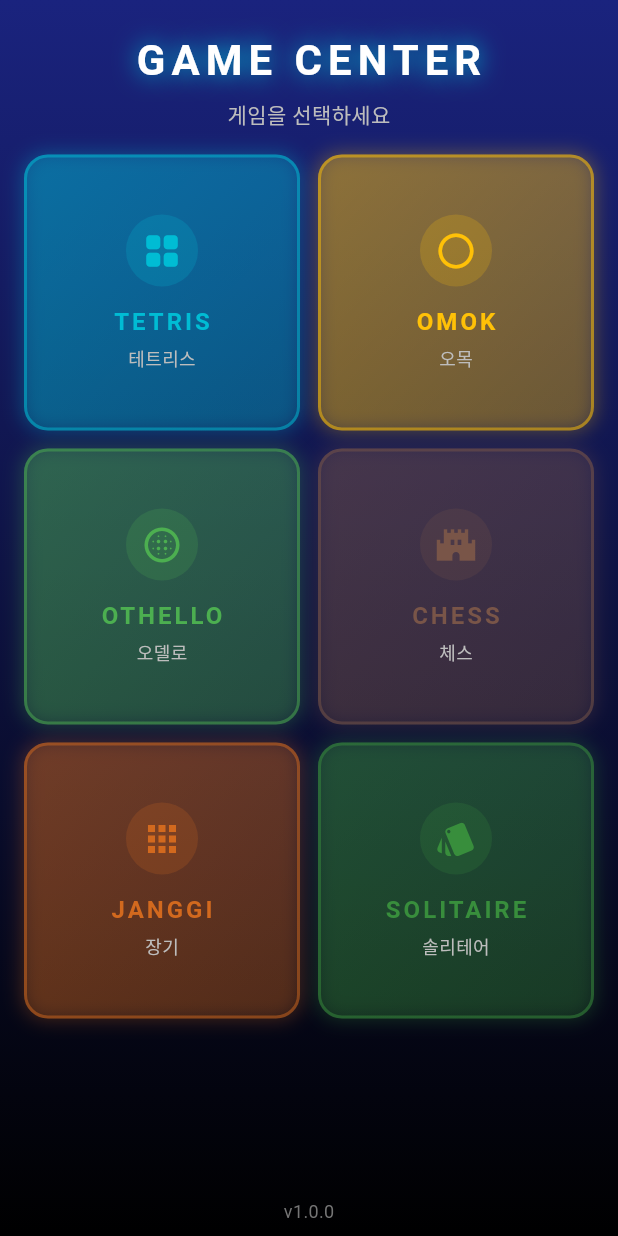
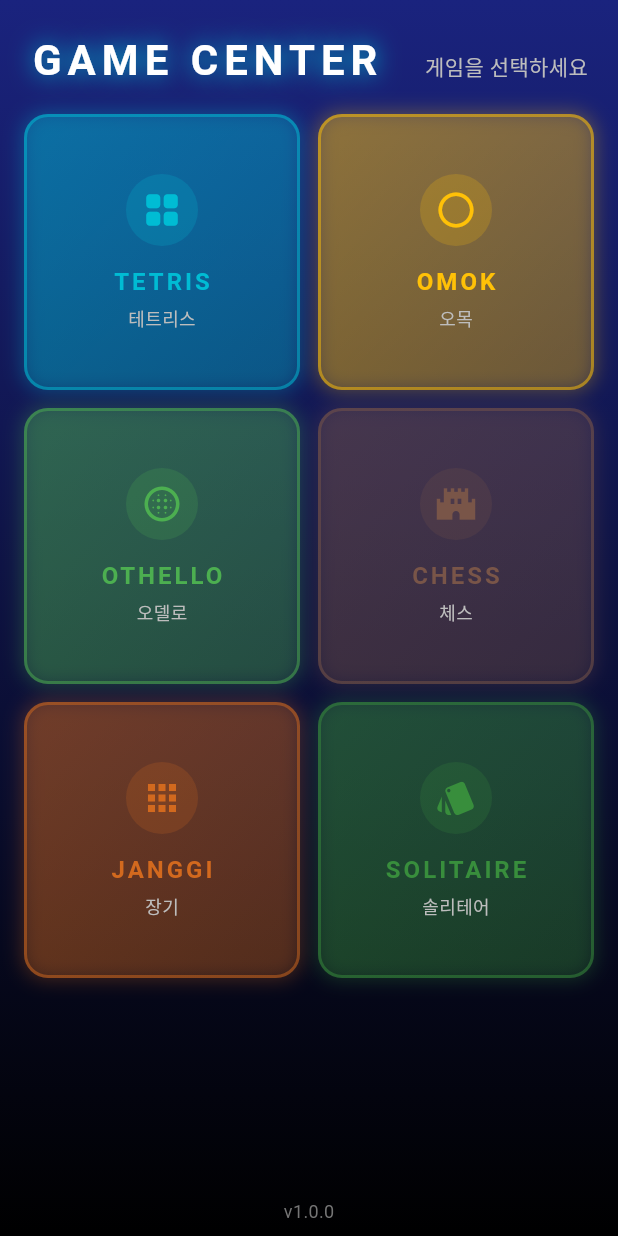
Before and after one commit to mhpark03/games, a Flutter app: the screen it shows after launch, on a phone screen of 412 x 824 dp. Run offline on Flutter 3.47's test engine with Material 3 defaults, Android fonts, the phone set to English and light mode, and no system bars; our stand-ins replace shared_preferences.

Commit message:
메인 화면 레이아웃 수정
- '게임을 선택하세요' 문구를 상단 오른쪽으로 이동
- 가로 모드 게임 카드를 4열로 변경 (기존 3열)
- GAME CENTER와 부제목을 Row로 배치

```diff
--- a/lib/main.dart
+++ b/lib/main.dart
@@ -1208,6 +1208,13 @@ class HomeScreen extends StatelessWidget {
           child: Column(
             children: [
               const SizedBox(height: 20),
+              Padding(
+                padding: const EdgeInsets.symmetric(horizontal: 20),
+                child: Row(
+                  mainAxisAlignment: MainAxisAlignment.spaceBetween,
+                  crossAxisAlignment: CrossAxisAlignment.baseline,
+                  textBaseline: TextBaseline.alphabetic,
+                  children: [
                     const Text(
                       'GAME CENTER',
                       style: TextStyle(
@@ -1223,12 +1230,14 @@ class HomeScreen extends StatelessWidget {
                         ],
                       ),
                     ),
-              const SizedBox(height: 6),
                     Text(
                       '게임을 선택하세요',
                       style: TextStyle(
                         fontSize: 14,
                         color: Colors.grey.shade400,
+                      ),
+                    ),
+                  ],
                 ),
               ),
               const SizedBox(height: 16),
@@ -1238,7 +1247,7 @@ class HomeScreen extends StatelessWidget {
                   child: LayoutBuilder(
                     builder: (context, constraints) {
                       final isLandscape = constraints.maxWidth > constraints.maxHeight;
-                      final crossAxisCount = isLandscape ? 3 : 2;
+                      final crossAxisCount = isLandscape ? 4 : 2;
                       return GridView.count(
                         crossAxisCount: crossAxisCount,
                         mainAxisSpacing: 12,
```
Lines whose indentation alone changed are shown as unchanged.
